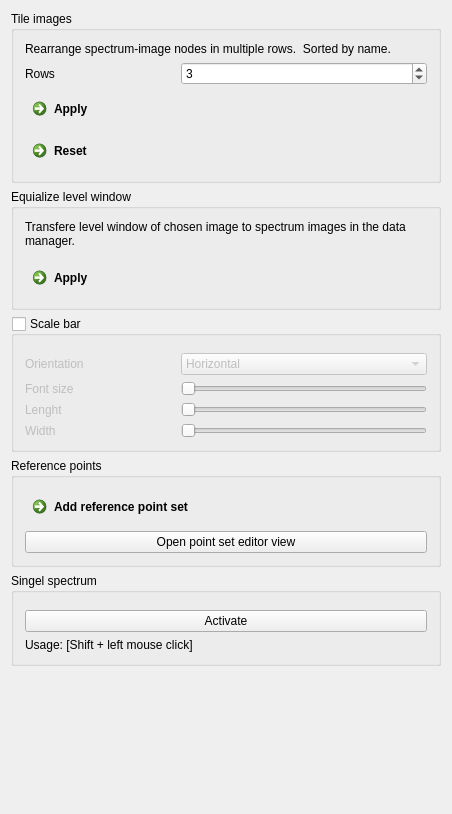
The window that Plugins/org.mitk.gui.qt.m2.data/src/internal/m2DataTools.ui (m2aia/m2aia) describes before a commit, drawn with Qt 5.
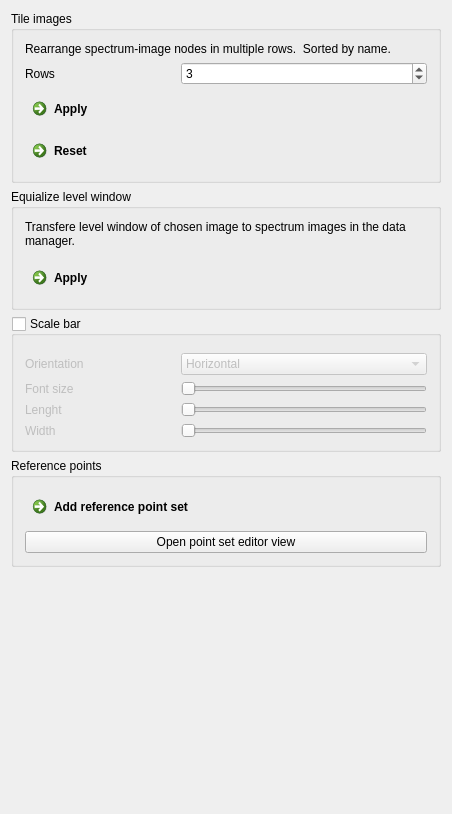
The same window after the commit. Custom widgets are drawn as their Qt base class.

```diff
--- a/Plugins/org.mitk.gui.qt.m2.data/src/internal/m2DataTools.ui
+++ b/Plugins/org.mitk.gui.qt.m2.data/src/internal/m2DataTools.ui
@@ -390,48 +390,6 @@
      </layout>
     </widget>
    </item>
-   <item>
-    <widget class="QGroupBox" name="groupBox">
-     <property name="title">
-      <string>Singel spectrum</string>
-     </property>
-     <layout class="QVBoxLayout" name="verticalLayout_5">
-      <item>
-       <widget class="QmitkSingleNodeSelectionWidget" name="ReferenceSelectionForDataInteraction" native="true">
-        <property name="minimumSize">
-         <size>
-          <width>0</width>
-          <height>0</height>
-         </size>
-        </property>
-        <property name="maximumSize">
-         <size>
-          <width>16777215</width>
-          <height>16777215</height>
-         </size>
-        </property>
-       </widget>
-      </item>
-      <item>
-       <widget class="QPushButton" name="toggleDataInteractor">
-        <property name="text">
-         <string>Activate</string>
-        </property>
-        <property name="checkable">
-         <bool>true</bool>
-        </property>
-       </widget>
-      </item>
-      <item>
-       <widget class="QLabel" name="label">
-        <property name="text">
-         <string>Usage: [Shift + left mouse click]</string>
-        </property>
-       </widget>
-      </item>
-     </layout>
-    </widget>
-   </item>
    <item>
     <spacer name="verticalSpacer">
      <property name="orientation">
```
Left out of the diff: 2 changed lines with no effect on the pictures.
